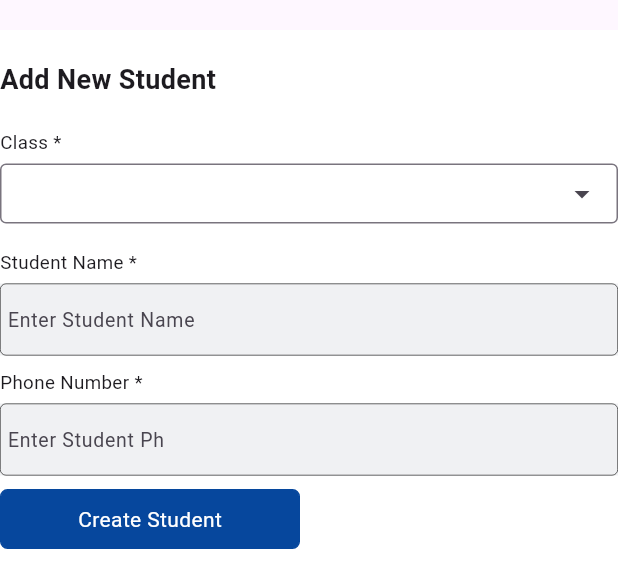
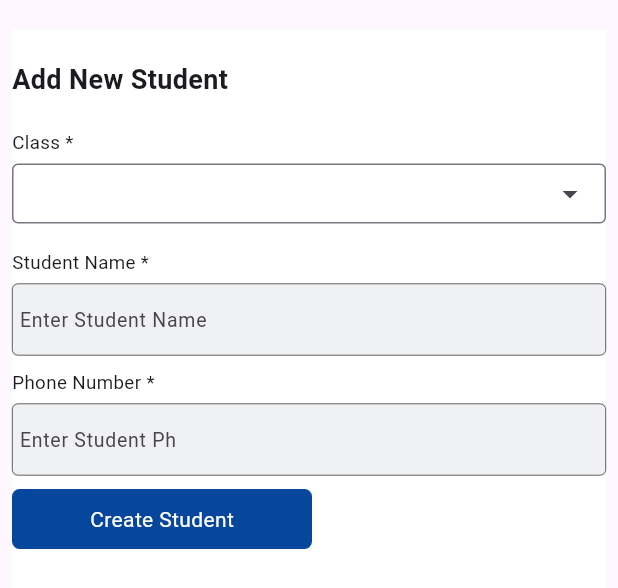
Before and after one commit to Abin56/VIDYA_VEECHI-WEBSITE, a Flutter app: the ClassWiseStudentCreation widget shown alone on an empty page, opened directly, on a phone screen of 412 x 824 dp. Shown: the top 588 px of the screen. Run offline on Flutter 3.47's test engine with Material 3 defaults, Android fonts, the phone set to English and light mode, and no system bars; drawn by our look-alikes of dropdown_search; our stand-ins replace cloud_firestore, file_picker, firebase_auth, firebase_core, firebase_storage, flutter_staggered_animations and 8 more; missing offline and left inert: adaptive_ui_layout, awesome_side_sheet, country_state_city_picker, dart:html, fab_circular_menu_plus, sidebar_drawer and 1 more; accounts and stored records are empty; statements that could not run were skipped.

Commit message:
Mar 06 second commit --@reshma

```diff
--- a/lib/view/users/admin/admin_home.dart
+++ b/lib/view/users/admin/admin_home.dart
@@ -104,6 +104,7 @@ class _AdminHomeScreenState extends State<AdminHomeScreen> {
 }
 
 List<Widget> pages = [
+   CreateStudent(),
   ListingOfParents(),
   const AllTeachersAttendance(),
   ListingOfTeacher(),
--- a/lib/view/users/admin/screens/students/create_student/class_wise_creation.dart
+++ b/lib/view/users/admin/screens/students/create_student/class_wise_creation.dart
@@ -11,27 +11,13 @@ class ClassWiseStudentCreation extends StatelessWidget {
 
   @override
   Widget build(BuildContext context) {
-    return Padding(
-      padding:
-          EdgeInsets.only(top: ResponsiveWebSite.isMobile(context) ? 20 : 10),
-      child: Container(
-        color: cWhite,
-        height: 600,
-        width: double.infinity,
-        child: Padding(
-          padding: EdgeInsets.only(
-              top: ResponsiveWebSite.isMobile(context) ? 20 : 10),
-          child: Column(
-            crossAxisAlignment: CrossAxisAlignment.start,
-            children: [
+    final classSWiseCreationList = [
       const TextFontWidget(
         text: 'Add New Student',
         fontsize: 18,
         fontWeight: FontWeight.bold,
-              ),
-              Padding(
-                padding:  EdgeInsets.only(top: ResponsiveWebSite.isMobile(context)?20: 30),
-                child: Container(
+      ), //////////////////////...............0
+      Container(
         height: ResponsiveWebSite.isMobile(context) ? 80 : 100,
         color: cWhite,
         child: Column(
@@ -49,18 +35,17 @@ class ClassWiseStudentCreation extends StatelessWidget {
             ),
           ],
         ),
-                ),
-              ),
+      ), //////////////////...........1
       TextFormFiledBlueContainerWidget(
         hintText: "Enter Student Name",
         title: 'Student Name',
         validator: checkFieldEmpty,
-              ),
+      ), ///////////////////..........2
       TextFormFiledBlueContainerWidget(
         hintText: "Enter Student Ph",
         title: 'Phone Number',
         validator: checkFieldPhoneNumberIsValid,
-              ),
+      ), /////////////.............3
       GestureDetector(
         onTap: () {},
         child: Container(
@@ -79,10 +64,61 @@ class ClassWiseStudentCreation extends StatelessWidget {
             ),
           ),
         ),
+      ) ////////////////////////////.............4
+    ];
+    return Padding(
+      padding:
+          EdgeInsets.only(top: ResponsiveWebSite.isMobile(context) ? 20 : 10,left: 8,right: 8),
+      child: Container(
+        color: cWhite,
+        height: 600,
+        width: double.infinity,
+        child: Padding(
+            padding: EdgeInsets.only(
+                top: ResponsiveWebSite.isMobile(context) ? 20 : 10),
+            child: ResponsiveWebSite.isMobile(context)
+                ? Column(
+                    crossAxisAlignment: CrossAxisAlignment.start,
+                    children: [
+                      classSWiseCreationList[0], //////heading
+                      Padding(
+                        padding: EdgeInsets.only(
+                            top: ResponsiveWebSite.isMobile(context) ? 20 : 30),
+                        child: classSWiseCreationList[1], ////.....class
+                      ),
+                      classSWiseCreationList[
+                          2], ////////////..............enter name
+                      classSWiseCreationList[3], ////////////........enter ph.no
+                      classSWiseCreationList[
+                          4], ////////////............create button
+                    ],
                   )
+                : Padding(
+                  padding: const EdgeInsets.all(8.0),
+                  child: Column(
+                    crossAxisAlignment: CrossAxisAlignment.start,
+                      children: [
+                        classSWiseCreationList[0], //////heading
+                        Padding(
+                          padding: EdgeInsets.only(
+                              top: ResponsiveWebSite.isMobile(context) ? 20 : 30),
+                          child: SizedBox(width: 370,
+                            child: classSWiseCreationList[1]), ////.....class
+                        ),
+                        SizedBox(width: 370,
+                          child: classSWiseCreationList[
+                              2],
+                        ), ////////////..............enter name
+                        SizedBox(width: 370,
+                          child: classSWiseCreationList[3]), ////////////........enter ph.no
+                        Padding(
+                          padding: const EdgeInsets.only(left: 30),
+                          child: classSWiseCreationList[
+                              4],
+                        ), ////////////............create butto
                       ],
                     ),
-        ),
+                )),
       ),
     );
   }
--- a/lib/view/users/admin/screens/students/create_student/create_newStudent.dart
+++ b/lib/view/users/admin/screens/students/create_student/create_newStudent.dart
@@ -36,7 +36,9 @@ class CreateStudent extends StatelessWidget {
               child: ResponsiveWebSite.isMobile(context)
                   ? const Column(
                       children: [
-                        Row(
+                        Padding(
+                          padding: EdgeInsets.only(bottom: 8),
+                          child: Row(
                             children: [
                               Padding(
                                 padding: EdgeInsets.only(
@@ -50,7 +52,10 @@ class CreateStudent extends StatelessWidget {
                                   width: 140, title: 'Create Student'),
                             ],
                           ),
-                        Row(
+                        ),
+                        Padding(
+                          padding: EdgeInsets.only(top: 8),
+                          child: Row(
                             mainAxisAlignment: MainAxisAlignment.end,
                             children: [
                               SizedBox(
@@ -70,6 +75,7 @@ class CreateStudent extends StatelessWidget {
                                     ]),
                               )
                             ],
+                          ),
                         ),
                       ],
                     )
--- a/lib/view/users/admin/screens/students/create_student/manual_creation.dart
+++ b/lib/view/users/admin/screens/students/create_student/manual_creation.dart
@@ -29,7 +29,9 @@ class ManualStudentCreation extends StatelessWidget {
         title: 'Student Name',
         validator: checkFieldEmpty,
       ), /////////////////////////////1
-      Obx(() => studentController.automaticmail.value == false
+      SizedBox(
+        height: 110,
+        child: Obx(() => studentController.automaticmail.value == false
             ? TextFormFiledBlueContainerWidget(
                 hintText: "Enter Student Email",
                 title: 'Student Email',
@@ -52,7 +54,7 @@ class ManualStudentCreation extends StatelessWidget {
                 ),
               )
             : SizedBox(
-              height: 100,
+                height: 60,
                 child: Column(
                   children: [
                     Row(
@@ -91,7 +93,8 @@ class ManualStudentCreation extends StatelessWidget {
                     )
                   ],
                 ),
-            )), /////////////////////...2
+              )),
+      ), /////////////////////...2
       TextFormFiledBlueContainerWidget(
         hintText: "Enter Student Ph",
         title: 'Phone Number',
@@ -368,7 +371,7 @@ class ManualStudentCreation extends StatelessWidget {
                             Expanded(
                               flex: 1,
                               child: Padding(
-                                  padding: const EdgeInsets.only(
+                                  padding: const EdgeInsets.only(top: 10,
                                     right: 20,
                                     left: 10,
                                   ),
```
Lines whose indentation alone changed are shown as unchanged.
